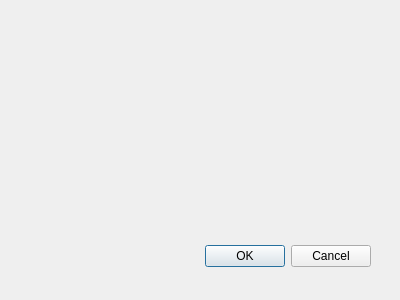
Before: the Qt Designer form keyeventoptions.ui in minno22/RugbyAnalyser, drawn with Qt 5.
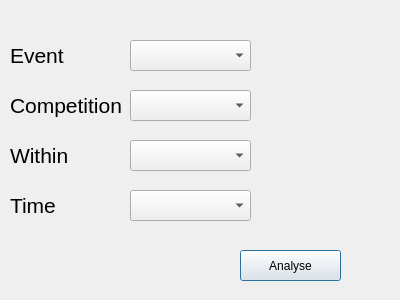
After: the same form once the commit is applied.

Commit message: Added some Key Event Analysis functionality

The edit to the form file:
```diff
--- a/keyeventoptions.ui
+++ b/keyeventoptions.ui
@@ -15,20 +15,149 @@
   <property name="windowTitle">
    <string>Dialog</string>
   </property>
-  <widget class="QDialogButtonBox" name="buttonBox">
+  <widget class="QPushButton" name="btnAnalyse">
    <property name="geometry">
     <rect>
-     <x>30</x>
-     <y>240</y>
-     <width>341</width>
-     <height>32</height>
+     <x>240</x>
+     <y>250</y>
+     <width>101</width>
+     <height>31</height>
     </rect>
    </property>
-   <property name="orientation">
-    <enum>Qt::Horizontal</enum>
+   <property name="text">
+    <string>Analyse</string>
    </property>
-   <property name="standardButtons">
-    <set>QDialogButtonBox::Cancel|QDialogButtonBox::Ok</set>
+  </widget>
+  <widget class="QComboBox" name="cbEvent">
+   <property name="geometry">
+    <rect>
+     <x>130</x>
+     <y>40</y>
+     <width>121</width>
+     <height>31</height>
+    </rect>
+   </property>
+   <property name="currentText">
+    <string/>
+   </property>
+  </widget>
+  <widget class="QLabel" name="lblEvent">
+   <property name="geometry">
+    <rect>
+     <x>10</x>
+     <y>40</y>
+     <width>91</width>
+     <height>31</height>
+    </rect>
+   </property>
+   <property name="font">
+    <font>
+     <pointsize>16</pointsize>
+     <weight>50</weight>
+     <bold>false</bold>
+    </font>
+   </property>
+   <property name="text">
+    <string>Event</string>
+   </property>
+  </widget>
+  <widget class="QLabel" name="lblComp">
+   <property name="geometry">
+    <rect>
+     <x>10</x>
+     <y>90</y>
+     <width>121</width>
+     <height>31</height>
+    </rect>
+   </property>
+   <property name="font">
+    <font>
+     <pointsize>16</pointsize>
+     <weight>50</weight>
+     <bold>false</bold>
+    </font>
+   </property>
+   <property name="text">
+    <string>Competition</string>
+   </property>
+  </widget>
+  <widget class="QComboBox" name="cbComp">
+   <property name="geometry">
+    <rect>
+     <x>130</x>
+     <y>90</y>
+     <width>121</width>
+     <height>31</height>
+    </rect>
+   </property>
+   <property name="currentText">
+    <string/>
+   </property>
+  </widget>
+  <widget class="QLabel" name="lblWithin">
+   <property name="geometry">
+    <rect>
+     <x>10</x>
+     <y>140</y>
+     <width>121</width>
+     <height>31</height>
+    </rect>
+   </property>
+   <property name="font">
+    <font>
+     <pointsize>16</pointsize>
+     <weight>50</weight>
+     <bold>false</bold>
+    </font>
+   </property>
+   <property name="text">
+    <string>Within</string>
+   </property>
+  </widget>
+  <widget class="QComboBox" name="cbWithin">
+   <property name="geometry">
+    <rect>
+     <x>130</x>
+     <y>140</y>
+     <width>121</width>
+     <height>31</height>
+    </rect>
+   </property>
+   <property name="currentText">
+    <string/>
+   </property>
+  </widget>
+  <widget class="QLabel" name="lblTime">
+   <property name="geometry">
+    <rect>
+     <x>10</x>
+     <y>190</y>
+     <width>121</width>
+     <height>31</height>
+    </rect>
+   </property>
+   <property name="font">
+    <font>
+     <pointsize>16</pointsize>
+     <weight>50</weight>
+     <bold>false</bold>
+    </font>
+   </property>
+   <property name="text">
+    <string>Time</string>
+   </property>
+  </widget>
+  <widget class="QComboBox" name="cbTime">
+   <property name="geometry">
+    <rect>
+     <x>130</x>
+     <y>190</y>
+     <width>121</width>
+     <height>31</height>
+    </rect>
+   </property>
+   <property name="currentText">
+    <string/>
    </property>
   </widget>
  </widget>
```
Left out of the diff: 40 changed lines with no effect on the pictures. The commit also changes 20 other files.
